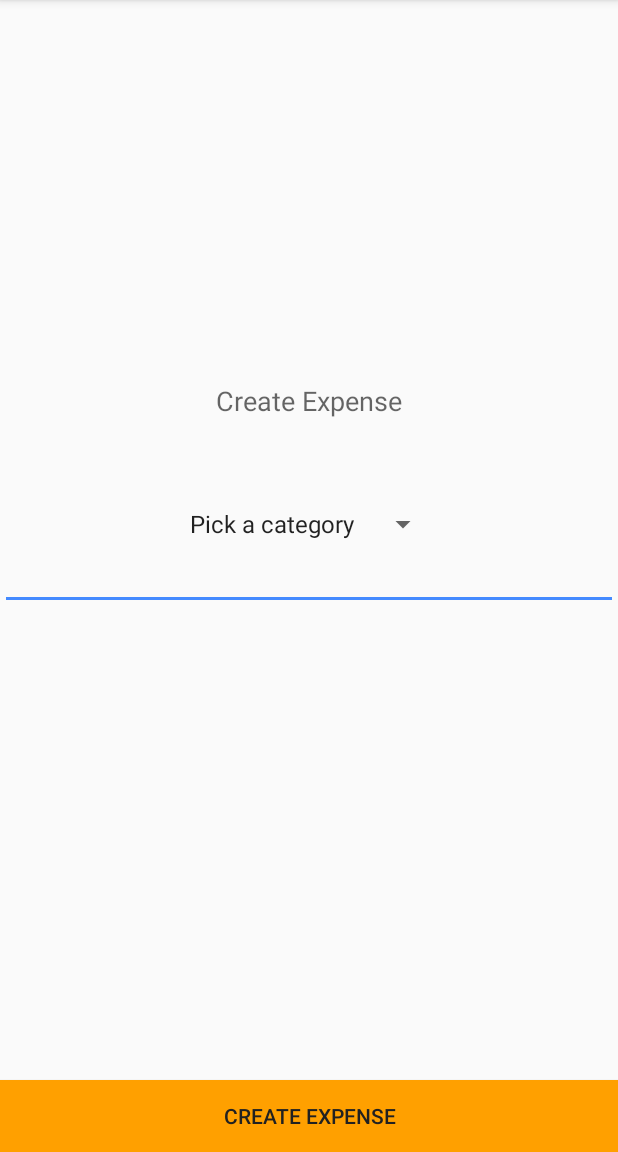
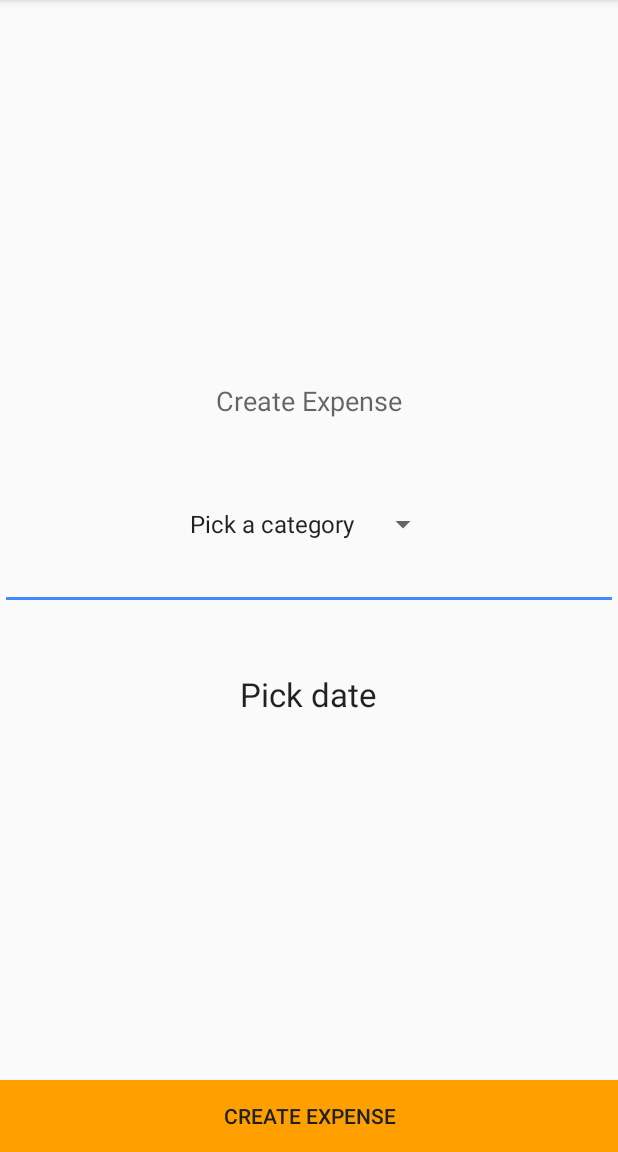
Before and after one commit to Pyrrus/expensesTracker, an Android app: the screen it shows after launch (MainActivity), on a phone screen of 412 x 824 dp, the part 84-1236 px from its top. Run offline under Robolectric (Android 15) with nearby library versions, the phone set to English and light mode, and no system bars; our stand-ins replace ButterKnife, Firebase (no records; nobody signed in at launch, a user with empty details on screens opened directly).

Commit message:
implement date picker

```diff
--- a/app/src/main/res/layout/activity_main.xml
+++ b/app/src/main/res/layout/activity_main.xml
@@ -48,4 +48,15 @@
         android:layout_above="@+id/editText"
         android:layout_centerHorizontal="true" />
 
+    <TextView
+        android:layout_width="wrap_content"
+        android:layout_height="wrap_content"
+        android:textAppearance="?android:attr/textAppearanceLarge"
+        android:text="Pick date"
+        android:id="@+id/Date"
+        android:onClick="showDatePickerDialog"
+        android:layout_below="@+id/editText"
+        android:layout_centerHorizontal="true"
+        android:layout_marginTop="41dp" />
+
 </RelativeLayout>
```
Also changed, not shown: app/src/main/java/com/example/guest/expensestracker/DatePickerFragment.java (added, +35 -0 lines), app/src/main/java/com/example/guest/expensestracker/Expense.java (added, +23 -0 lines), app/src/main/java/com/example/guest/expensestracker/MainActivity.java (+67 -2 lines).
